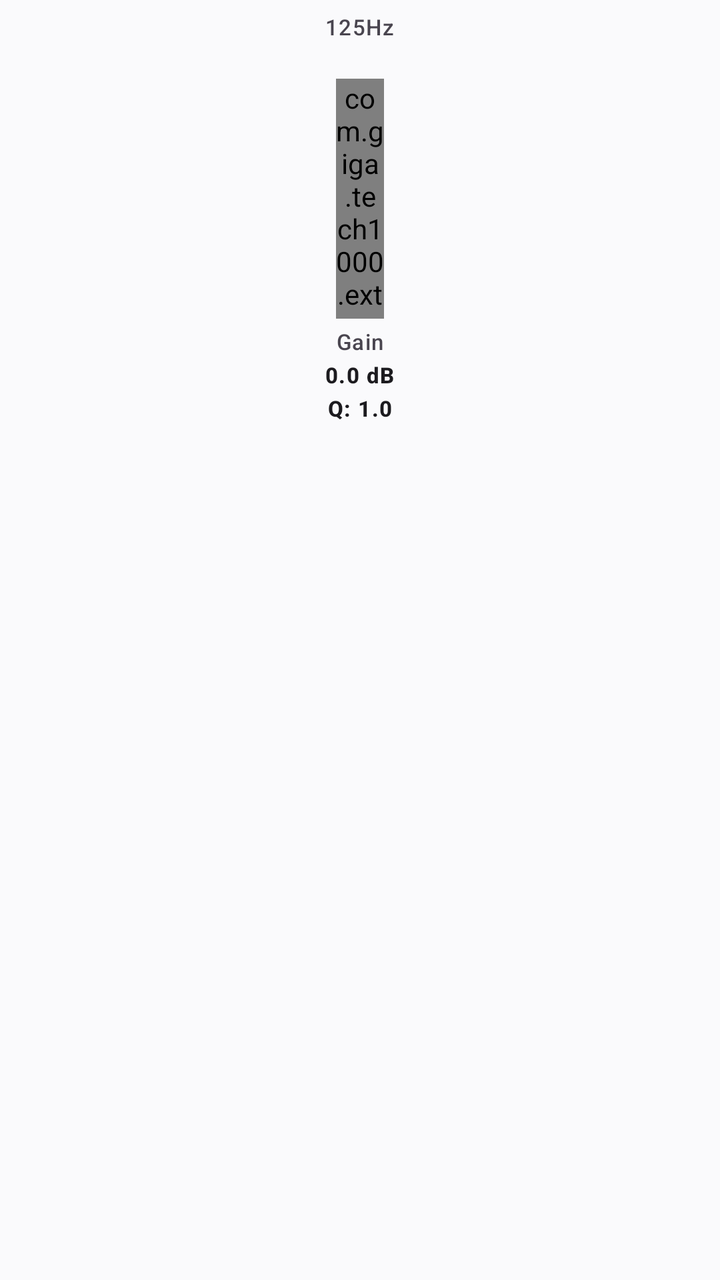
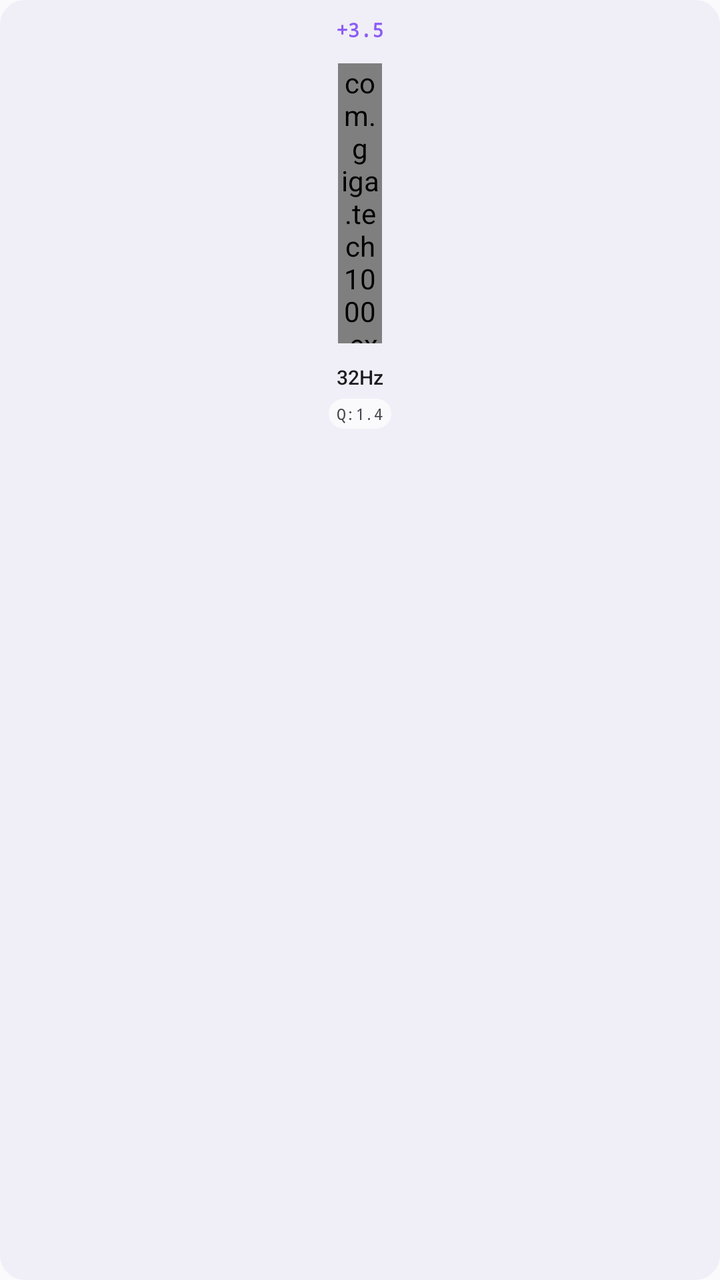

The first picture is an Android layout as it rendered before a commit; the second is the same layout after the commit. The layout source and the unified diff follow.
<!-- AndroidManifest.xml: application theme Theme.HeartBeatz -->
<!-- res/layout/equalizer_item_vertical_seekbar.xml -->
<?xml version="1.0" encoding="utf-8"?>
<LinearLayout xmlns:android="http://schemas.android.com/apk/res/android"
    android:layout_width="wrap_content"
    android:layout_height="wrap_content"
    xmlns:app="http://schemas.android.com/apk/res-auto"
    android:orientation="vertical"
    android:padding="6dp">

    <TextView
        android:id="@+id/eqTextView"
        android:layout_width="wrap_content"
        android:layout_height="wrap_content"
        android:text="125Hz"
        android:textAppearance="?attr/textAppearanceLabelSmall"
        android:textColor="?attr/colorOnSurfaceVariant"
        android:layout_gravity="center_horizontal"
        android:layout_marginBottom="2dp" />

    <TextView
        android:id="@+id/eqFreqValue"
        android:layout_width="wrap_content"
        android:layout_height="wrap_content"
        android.text="125.0 Hz"
        android:textAppearance="?attr/textAppearanceLabelSmall"
        android:textColor="?attr/colorOnSurface"
        android:textStyle="bold"
        android:layout_gravity="center_horizontal"
        android:layout_marginBottom="2dp" />

    <com.giga.tech1000.extensions.VerticalSeekBar
        android:id="@+id/eqFreqSeekBar"
        android:layout_width="24dp"
        android:layout_height="120dp"
        android:layout_gravity="center_horizontal"
        app:vs_progress="50"
        app:vs_max="100"
        app:vs_thumb="@drawable/bg_icon_circle"
        app:vs_thumb_tint="?attr/colorPrimary"
        app:vs_track_width="3dp"
        app:vs_track_color="?attr/colorSurfaceVariant"
        app:vs_progress_color="?attr/colorPrimary"
        android:layout_marginBottom="4dp"/>

    <TextView
        android:id="@+id/eqDbLabel"
        android:layout_width="wrap_content"
        android:layout_height="wrap_content"
        android:text="Gain"
        android:textAppearance="?attr/textAppearanceLabelSmall"
        android:textColor="?attr/colorOnSurfaceVariant"
        android:layout_gravity="center_horizontal"
        android:layout_marginBottom="2dp" />

    <TextView
        android:id="@+id/eqDbValue"
        android:layout_width="wrap_content"
        android:layout_height="wrap_content"
        android:text="0.0 dB"
        android:textAppearance="?attr/textAppearanceLabelSmall"
        android:textColor="?attr/colorOnSurface"
        android:textStyle="bold"
        android:layout_gravity="center_horizontal"
        android:layout_marginBottom="2dp" />

    <TextView
        android:id="@+id/eqQValue"
        android:layout_width="wrap_content"
        android:layout_height="wrap_content"
        android:text="Q: 1.0"
        android:textAppearance="?attr/textAppearanceLabelSmall"
        android:textColor="?attr/colorOnSurface"
        android:textStyle="bold"
        android:layout_gravity="center_horizontal"
        android:layout_marginBottom="2dp" />

</LinearLayout>
<!-- resources referenced by this layout -->
<resources>
  <!-- drawable bg_icon_circle (drawable) -->
  <?xml version="1.0" encoding="utf-8"?>
  <shape xmlns:android="http://schemas.android.com/apk/res/android"
      android:shape="oval">
  
      <solid android:color="?attr/colorSurfaceContainerHighest"/>
  
  </shape>
  <style name="Theme.HeartBeatz" parent="Base.Theme.HeartBeatz" />
  <style name="HeartBeatz.PopupMenu" parent="Widget.Material3.PopupMenu">
          
          <item name="android:popupBackground">@drawable/menu_bg_rounded</item>
          
          <item name="android:textAppearanceLarge">@style/HeartBeatz.PopupMenu.TextAppearance</item>
          <item name="android:textAppearanceSmall">@style/HeartBeatz.PopupMenu.TextAppearance</item>
          
          <item name="android:dropDownVerticalOffset">4dp</item>
          <item name="android:dropDownHorizontalOffset">0dp</item>
      </style>
  <color name="hb_primary">#8B5CF6</color>
  <color name="hb_on_primary">#FFFFFF</color>
  <color name="hb_primary_container">#F5F3FF</color>
  <color name="hb_on_primary_container">#2A145F</color>
  <color name="hb_background">#FAFAFC</color>
  <color name="hb_on_background">#CDA9FD</color>
  <color name="bg_start">#CDA9FD</color>
  <color name="bg_end">#fdfcfb</color>
  <color name="hb_surface">#FFFFFF</color>
  <color name="hb_on_surface">#1C1B1F</color>
  <color name="hb_surface_variant">#F0EEF6</color>
  <color name="hb_on_surface_variant">#49454F</color>
  <color name="hb_outline">#E6E6EF</color>
  <color name="hb_control_highlight">#1F000000</color>
  <color name="hb_icon_container">#1A8B5CF6</color>
  <!-- drawable menu_bg_rounded (drawable) -->
  <?xml version="1.0" encoding="utf-8"?>
  <shape xmlns:android="http://schemas.android.com/apk/res/android"
      android:shape="rectangle">
      <solid android:color="?attr/colorSurfaceContainerHigh" />
      <stroke
          android:width="1dp"
          android:color="?attr/colorOutlineVariant" />
      <corners android:radius="16dp" />
      <padding
          android:bottom="10dp"
          android:left="10dp"
          android:right="10dp"
          android:top="10dp" />
  </shape>
  <style name="HeartBeatz.PopupMenu.TextAppearance" parent="TextAppearance.Material3.LabelLarge">
          <item name="android:textColor">@color/white</item>
          <item name="android:textSize">16sp</item>
      </style>
  <color name="white">#FFFFFFFF</color>
  <!-- unchanged entries left out for length: 1 -->
</resources>

<!-- the commit's change to res/layout/equalizer_item_vertical_seekbar.xml (unified diff, before → after) -->
@@ -1,76 +1,58 @@
 <?xml version="1.0" encoding="utf-8"?>
 <LinearLayout xmlns:android="http://schemas.android.com/apk/res/android"
-    android:layout_width="wrap_content"
+    xmlns:app="http://schemas.android.com/apk/res-auto"
+    android:layout_width="48dp"
     android:layout_height="wrap_content"
-    xmlns:app="http://schemas.android.com/apk/res-auto"
+    android:background="@drawable/daw_card_background"
+    android:backgroundTint="?attr/colorSurfaceContainerHigh"
+    android:gravity="center_horizontal"
     android:orientation="vertical"
-    android:padding="6dp">
+    android:paddingVertical="8dp"
+    android:layout_marginHorizontal="2dp">
+
+    <TextView
+        android:id="@+id/eqDbValue"
+        android:layout_width="wrap_content"
+        android:layout_height="wrap_content"
+        android:fontFamily="monospace"
+        android:text="+3.5"
+        android:textColor="@color/hb_primary"
+        android:textSize="10sp"
+        android:textStyle="bold" />
+
+    <com.giga.tech1000.extensions.VerticalSeekBar
+        android:id="@+id/eqFreqSeekBar"
+        android:layout_width="22dp"
+        android:layout_height="140dp"
+        android:layout_marginVertical="10dp"
+        app:vs_max="100"
+        app:vs_progress="50"
+        app:vs_progress_color="@color/hb_primary"
+        app:vs_thumb="@drawable/daw_fader_thumb"
+        app:vs_track_color="@color/hb_fader_track"
+        app:vs_track_width="22dp" />
 
     <TextView
         android:id="@+id/eqTextView"
         android:layout_width="wrap_content"
         android:layout_height="wrap_content"
-        android:text="125Hz"
-        android:textAppearance="?attr/textAppearanceLabelSmall"
-        android:textColor="?attr/colorOnSurfaceVariant"
-        android:layout_gravity="center_horizontal"
-        android:layout_marginBottom="2dp" />
-
-    <TextView
-        android:id="@+id/eqFreqValue"
-        android:layout_width="wrap_content"
-        android:layout_height="wrap_content"
-        android.text="125.0 Hz"
-        android:textAppearance="?attr/textAppearanceLabelSmall"
+        android:fontFamily="sans-serif-medium"
+        android:text="32Hz"
         android:textColor="?attr/colorOnSurface"
-        android:textStyle="bold"
-        android:layout_gravity="center_horizontal"
-        android:layout_marginBottom="2dp" />
-
-    <com.giga.tech1000.extensions.VerticalSeekBar
-        android:id="@+id/eqFreqSeekBar"
-        android:layout_width="24dp"
-        android:layout_height="120dp"
-        android:layout_gravity="center_horizontal"
-        app:vs_progress="50"
-        app:vs_max="100"
-        app:vs_thumb="@drawable/bg_icon_circle"
-        app:vs_thumb_tint="?attr/colorPrimary"
-        app:vs_track_width="3dp"
-        app:vs_track_color="?attr/colorSurfaceVariant"
-        app:vs_progress_color="?attr/colorPrimary"
-        android:layout_marginBottom="4dp"/>
-
-    <TextView
-        android:id="@+id/eqDbLabel"
-        android:layout_width="wrap_content"
-        android:layout_height="wrap_content"
-        android:text="Gain"
-        android:textAppearance="?attr/textAppearanceLabelSmall"
-        android:textColor="?attr/colorOnSurfaceVariant"
-        android:layout_gravity="center_horizontal"
-        android:layout_marginBottom="2dp" />
-
-    <TextView
-        android:id="@+id/eqDbValue"
-        android:layout_width="wrap_content"
-        android:layout_height="wrap_content"
-        android:text="0.0 dB"
-        android:textAppearance="?attr/textAppearanceLabelSmall"
-        android:textColor="?attr/colorOnSurface"
-        android:textStyle="bold"
-        android:layout_gravity="center_horizontal"
-        android:layout_marginBottom="2dp" />
+        android:textSize="10sp" />
 
     <TextView
         android:id="@+id/eqQValue"
         android:layout_width="wrap_content"
         android:layout_height="wrap_content"
-        android:text="Q: 1.0"
-        android:textAppearance="?attr/textAppearanceLabelSmall"
-        android:textColor="?attr/colorOnSurface"
-        android:textStyle="bold"
-        android:layout_gravity="center_horizontal"
-        android:layout_marginBottom="2dp" />
+        android:layout_marginTop="4dp"
+        android:background="@drawable/daw_card_background"
+        android:backgroundTint="?android:attr/colorBackground"
+        android:fontFamily="monospace"
+        android:paddingHorizontal="4dp"
+        android:paddingVertical="2dp"
+        android:text="Q:1.4"
+        android:textColor="?attr/colorOnSurfaceVariant"
+        android:textSize="8sp" />
 
 </LinearLayout>
<!-- resource entries referenced after the edit -->
@@ -1,13 +1,6 @@
 <!-- resources referenced by this layout -->
 <resources>
-  <!-- drawable bg_icon_circle (drawable) -->
-  <?xml version="1.0" encoding="utf-8"?>
-  <shape xmlns:android="http://schemas.android.com/apk/res/android"
-      android:shape="oval">
-  
-      <solid android:color="?attr/colorSurfaceContainerHighest"/>
-  
-  </shape>
+  <color name="hb_fader_track">#2A2835</color>
   <style name="Theme.HeartBeatz" parent="Base.Theme.HeartBeatz" />
   <style name="HeartBeatz.PopupMenu" parent="Widget.Material3.PopupMenu">
           
@@ -20,6 +13,34 @@
           <item name="android:dropDownHorizontalOffset">0dp</item>
       </style>
   <color name="hb_primary">#8B5CF6</color>
+  <!-- drawable daw_card_background (drawable) -->
+  <?xml version="1.0" encoding="utf-8"?>
+  <shape xmlns:android="http://schemas.android.com/apk/res/android"
+      android:shape="rectangle">
+      <solid android:color="?attr/colorSurfaceContainer" />
+      <corners android:radius="12dp" />
+      <stroke
+          android:width="1dp"
+          android:color="?attr/colorOutlineVariant" />
+  </shape>
+  <!-- drawable daw_fader_thumb (drawable) -->
+  <?xml version="1.0" encoding="utf-8"?>
+  <layer-list xmlns:android="http://schemas.android.com/apk/res/android">
+      <item>
+          <shape android:shape="rectangle">
+              <corners android:radius="3dp" />
+              <solid android:color="#4B4958" />
+              <stroke android:width="1dp" android:color="#636075" />
+              <size android:width="28dp" android:height="14dp" />
+          </shape>
+      </item>
+      <item android:bottom="7dp">
+          <shape android:shape="rectangle">
+              <corners android:radius="3dp" />
+              <solid android:color="@color/hb_fader_track" />
+          </shape>
+      </item>
+  </layer-list>
   <color name="hb_on_primary">#FFFFFF</color>
   <color name="hb_primary_container">#F5F3FF</color>
   <color name="hb_on_primary_container">#2A145F</color>
